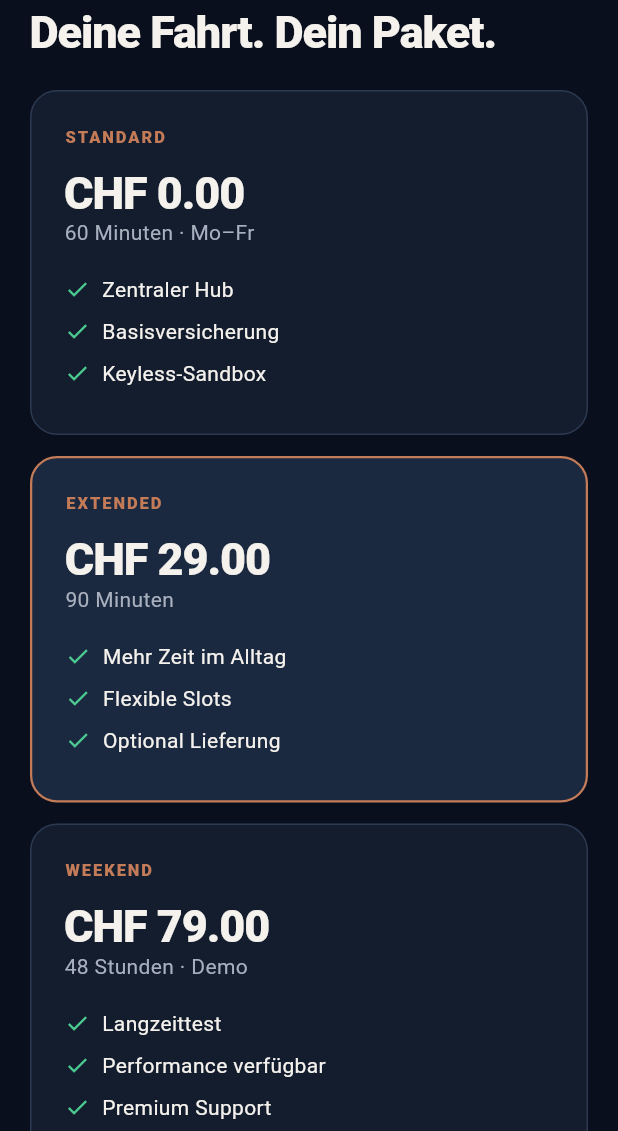
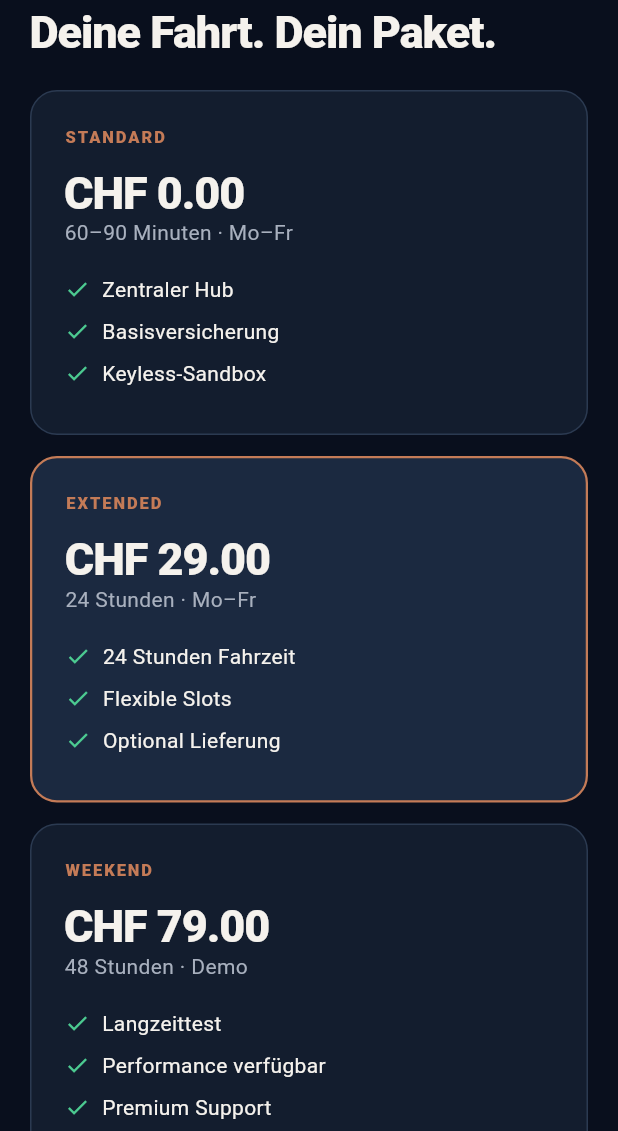
Before and after one commit to hdrchamp-eng/Cupra-Instant-Drive, a Flutter app: the screen it shows after launch, scrolled down 2304 dp, on a phone screen of 412 x 824 dp, the part 105-1236 px from its top. Run offline on Flutter 3.47's test engine with Material 3 defaults, Android fonts, the phone set to English and light mode, and no system bars; our stand-ins replace flutter_map, flutter_svg, latlong2, shared_preferences, web; missing offline and left inert: dart:js_interop; accounts and stored records are empty; Roboto replaces fonts that are missing (Arial); project files that could hold a hidden picture were left out.

Commit message:
Update published drive packages

```diff
--- a/lib/core/utils/booking_logic.dart
+++ b/lib/core/utils/booking_logic.dart
@@ -27,8 +27,8 @@ bool bookingsOverlap(
 }
 
 int packageMinutes(DrivePackage value) => switch (value) {
-  DrivePackage.standard60 => 60,
-  DrivePackage.extended90 => 90,
+  DrivePackage.standard60 => 90,
+  DrivePackage.extended90 => 24 * 60,
   DrivePackage.weekend => 48 * 60,
 };
 
--- a/lib/features/booking_auth.dart
+++ b/lib/features/booking_auth.dart
@@ -509,7 +509,7 @@ class _VehicleDetailScreenState extends State<VehicleDetailScreen> {
                   crossAxisAlignment: CrossAxisAlignment.start,
                   children: [
                     Text(
-                      'STANDARD 60 MIN',
+                      'STANDARD 60–90 MIN',
                       style: TextStyle(
                         fontSize: 10,
                         color: AppColors.muted,
@@ -1006,8 +1006,8 @@ class _BookingFlowScreenState extends State<BookingFlowScreen> {
 
   static String two(int v) => v.toString().padLeft(2, '0');
   static String packageLabel(DrivePackage p) => switch (p) {
-    DrivePackage.standard60 => '60 Minuten Standard',
-    DrivePackage.extended90 => '90 Minuten Extended',
+    DrivePackage.standard60 => '60–90 Minuten Standard',
+    DrivePackage.extended90 => '24 Stunden Extended',
     DrivePackage.weekend => 'Wochenende Premium',
   };
 }
@@ -1028,8 +1028,8 @@ class _PackageTile extends StatelessWidget {
     final price = packagePriceRappen(value, performance: performance);
     final title = BookingFlowScreenStateX.label(value);
     final sub = switch (value) {
-      DrivePackage.standard60 => 'Mo–Fr · zentraler Hub',
-      DrivePackage.extended90 => 'Mehr Zeit für deinen Alltag',
+      DrivePackage.standard60 => '60–90 Minuten · Mo–Fr · zentraler Hub',
+      DrivePackage.extended90 => '24 Stunden · Mo–Fr',
       DrivePackage.weekend => '48 Stunden · Premium-Demo',
     };
     return Card(
@@ -1063,8 +1063,8 @@ class _PackageTile extends StatelessWidget {
 
 extension BookingFlowScreenStateX on BookingFlowScreen {
   static String label(DrivePackage p) => switch (p) {
-    DrivePackage.standard60 => 'Standard 60',
-    DrivePackage.extended90 => 'Extended 90',
+    DrivePackage.standard60 => 'Standard 60–90',
+    DrivePackage.extended90 => 'Extended 24h',
     DrivePackage.weekend => 'Weekend',
   };
 }
--- a/lib/features/dashboard_trip_order.dart
+++ b/lib/features/dashboard_trip_order.dart
@@ -1638,8 +1638,8 @@ class _AdminScreenState extends State<AdminScreen> {
   }
 
   static String _packageName(DrivePackage value) => switch (value) {
-    DrivePackage.standard60 => '60 Minuten Standard',
-    DrivePackage.extended90 => '90 Minuten Extended',
+    DrivePackage.standard60 => '60–90 Minuten Standard',
+    DrivePackage.extended90 => '24 Stunden Extended',
     DrivePackage.weekend => 'Wochenende Premium',
   };
 
--- a/lib/features/landing_discovery.dart
+++ b/lib/features/landing_discovery.dart
@@ -266,15 +266,15 @@ class _LandingBody extends StatelessWidget {
                   const standard = _PriceCard(
                     'STANDARD',
                     'CHF 0.00',
-                    '60 Minuten · Mo–Fr',
+                    '60–90 Minuten · Mo–Fr',
                     ['Zentraler Hub', 'Basisversicherung', 'Keyless-Sandbox'],
                   );
                   const extended = _PriceCard(
                     'EXTENDED',
                     'CHF 29.00',
-                    '90 Minuten',
+                    '24 Stunden · Mo–Fr',
                     [
-                      'Mehr Zeit im Alltag',
+                      '24 Stunden Fahrzeit',
                       'Flexible Slots',
                       'Optional Lieferung',
                     ],
@@ -1076,8 +1076,8 @@ class _DiscoveryScreenState extends State<DiscoveryScreen> {
   );
 
   static String _packageFilterLabel(DrivePackage value) => switch (value) {
-    DrivePackage.standard60 => '60 Min kostenlos',
-    DrivePackage.extended90 => '90 Minuten',
+    DrivePackage.standard60 => '60–90 Min kostenlos',
+    DrivePackage.extended90 => '24 Stunden · Mo–Fr',
     DrivePackage.weekend => 'Wochenende',
   };
 }
```
Also changed, not shown: 5 other files.
